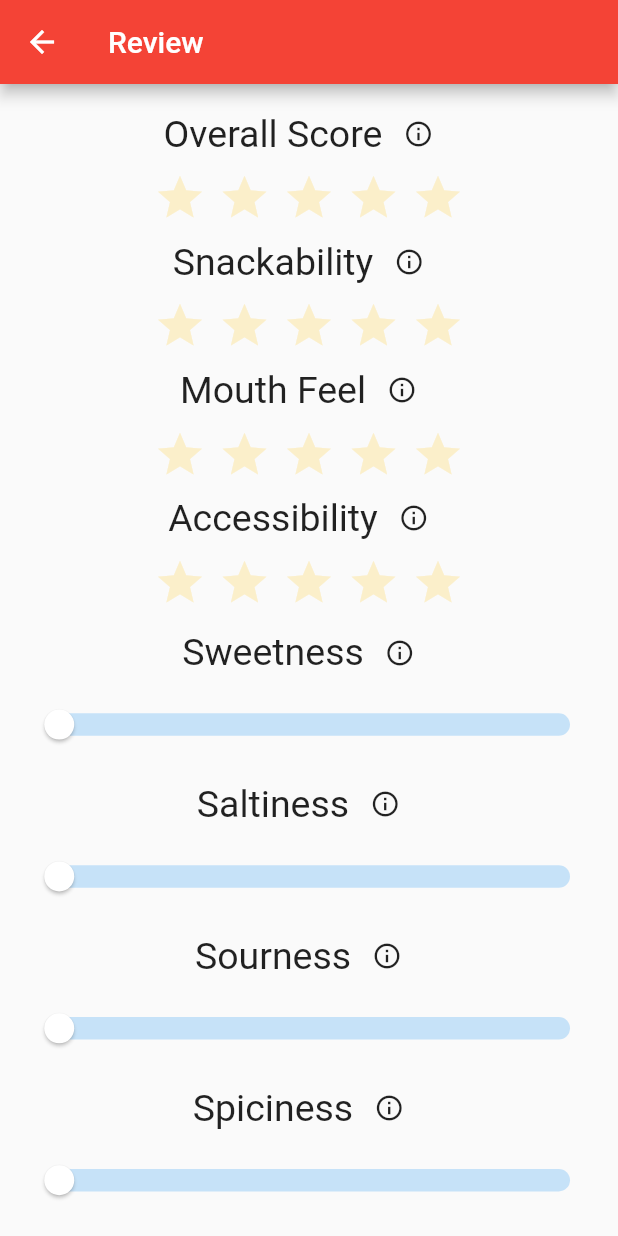
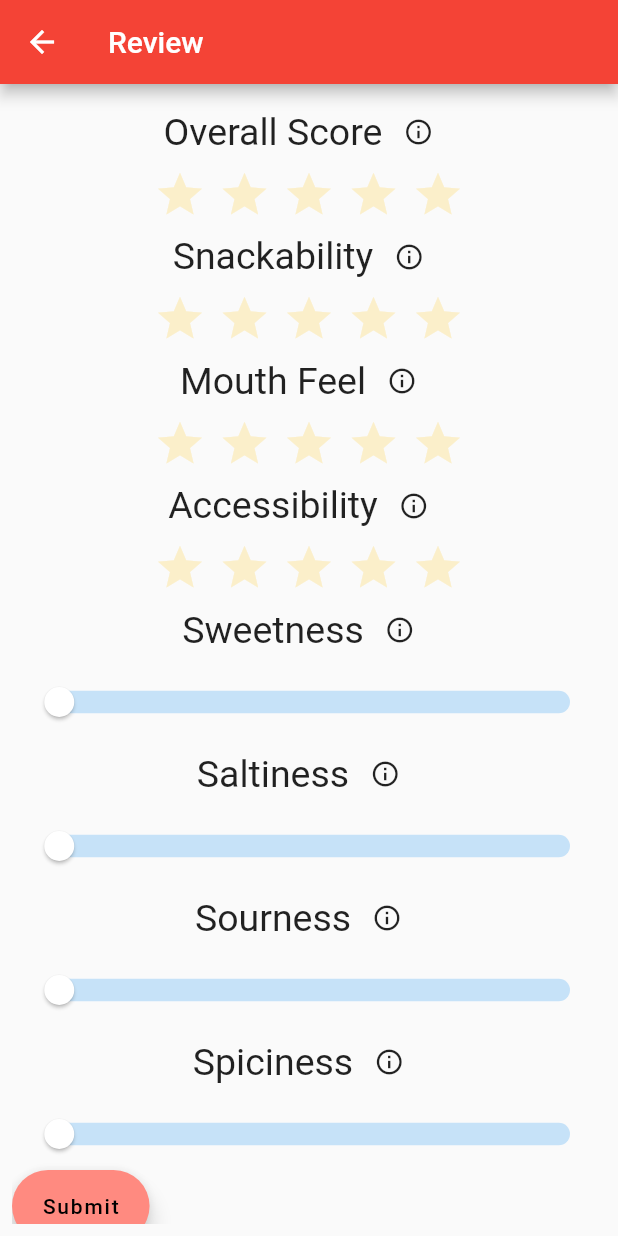
Before and after one commit to orifriesen/snax, a Flutter app: the UserReviewPage screen opened directly, on a phone screen of 412 x 824 dp. Run offline on Flutter 3.47's test engine with Material 2 defaults, Android fonts, the light colour scheme and no system bars; drawn by our look-alikes of flutter_rating_bar; our stand-ins replace cloud_firestore, cloud_functions, firebase_auth, firebase_core, firebase_storage, fluttertoast and 5 more; missing offline and left inert: dart:ffi, flappy_search_bar, number_display; accounts and stored records are empty.

Commit message:
Review page is better
you can now scroll so that the rows work on all devices. buttons look better; there is now a new 'submit' button on review page

```diff
--- a/snax/lib/homePage/specificSnack.dart
+++ b/snax/lib/homePage/specificSnack.dart
@@ -377,7 +377,7 @@ class ProductPage extends StatelessWidget {
                         Container(
                             padding: EdgeInsets.all(8),
                             child: Center(
-                                child: RaisedButton(
+                                child: FloatingActionButton.extended(
                               onPressed: () {
                                 Navigator.push(
                                     context,
@@ -385,7 +385,7 @@ class ProductPage extends StatelessWidget {
                                         builder: (context) =>
                                             UserReviewPage()));
                               },
-                              child: Text('Review This Snack'),
+                              label: Text('Review This Snack'),
                             ))),
                       ],
                     )
--- a/snax/lib/homePage/userReview.dart
+++ b/snax/lib/homePage/userReview.dart
@@ -1,5 +1,6 @@
 import 'package:flutter/material.dart';
 import 'package:flutter_rating_bar/flutter_rating_bar.dart';
+import 'package:snax/backend/backend.dart';
 
 class UserReviewPage extends StatefulWidget {
   @override
@@ -7,11 +8,10 @@ class UserReviewPage extends StatefulWidget {
 }
 
 class _UserReviewPageState extends State<UserReviewPage> {
-  double _rating = 1;
-  double _sliderRating = 1;
-  double testR;
+  SnackRating ratings = SnackRating(null, null, null, null, 0, 0, 0, 0);
+
   IconData _selectedIcon;
-  final double minValue = 1.0;
+  final double minValue = 0.0;
   final double maxValue = 5.0;
 
   @override
@@ -24,16 +24,10 @@ class _UserReviewPageState extends State<UserReviewPage> {
           ),
           body: Padding(
             padding: const EdgeInsets.all(8.0),
-            child: Directionality(
-              textDirection: TextDirection.ltr,
-              child: Container(
-                child: Column(
-                  crossAxisAlignment: CrossAxisAlignment.center,
-                  mainAxisAlignment: MainAxisAlignment.spaceEvenly,
+            child: ListView(
               children: <Widget>[
                 //* Overall Score
                 Container(
-                        height: 40,
                     child: Row(
                   mainAxisAlignment: MainAxisAlignment.center,
                   children: [
@@ -52,18 +46,22 @@ class _UserReviewPageState extends State<UserReviewPage> {
                     ),
                   ],
                 )),
+                Row(
+                  mainAxisAlignment: MainAxisAlignment.center,
+                  children: [
                     _overallScore(),
+                  ],
+                ),
 
-                    // _rating != null
+                // ratings.overall != null
                 //     ? Text(
-                    //         "Rating: $_rating",
+                //         "Rating: ${ratings.overall}",
                 //         style: TextStyle(fontWeight: FontWeight.bold),
                 //       )
                 //     : Container(),
 
                 //* Snackability
                 Container(
-                        height: 40,
                     child: Row(
                   mainAxisAlignment: MainAxisAlignment.center,
                   children: [
@@ -82,11 +80,15 @@ class _UserReviewPageState extends State<UserReviewPage> {
                     ),
                   ],
                 )),
+                Row(
+                  mainAxisAlignment: MainAxisAlignment.center,
+                  children: [
                     _snackability(),
+                  ],
+                ),
 
                 //* Mouthfeel
                 Container(
-                        height: 40,
                     child: Row(
                   mainAxisAlignment: MainAxisAlignment.center,
                   children: [
@@ -95,7 +97,7 @@ class _UserReviewPageState extends State<UserReviewPage> {
                       style: TextStyle(fontSize: 25),
                     ),
                     Tooltip(
-                              message: "Rate how this item feels",
+                      message: "Rate  the feeling of this item",
                       child: IconButton(
                         icon: Icon(Icons.info_outline),
                         iconSize: 20.0,
@@ -105,11 +107,15 @@ class _UserReviewPageState extends State<UserReviewPage> {
                     ),
                   ],
                 )),
+                Row(
+                  mainAxisAlignment: MainAxisAlignment.center,
+                  children: [
                     _mouthfeel(),
+                  ],
+                ),
 
                 //* Accessibility
                 Container(
-                        height: 40,
                     child: Row(
                   mainAxisAlignment: MainAxisAlignment.center,
                   children: [
@@ -128,7 +134,12 @@ class _UserReviewPageState extends State<UserReviewPage> {
                     ),
                   ],
                 )),
+                Row(
+                  mainAxisAlignment: MainAxisAlignment.center,
+                  children: [
                     _accessibility(),
+                  ],
+                ),
 
                 //* Sweetness
                 Container(
@@ -149,9 +160,19 @@ class _UserReviewPageState extends State<UserReviewPage> {
                 Container(
                   child: _spiciness(),
                 ),
+
+                //* Submit Button
+                Container(
+                  child: Row(
+                    children: [
+                      FloatingActionButton.extended(
+                        onPressed: () => {},
+                        label: Text("Submit"),
+                      ),
                     ],
                   ),
-              ),
+                )
+              ],
             ),
           ),
         ),
@@ -174,7 +195,7 @@ class _UserReviewPageState extends State<UserReviewPage> {
       ),
       onRatingUpdate: (rating) {
         setState(() {
-          _rating = rating;
+          ratings.overall = rating;
         });
       },
     );
@@ -195,7 +216,7 @@ class _UserReviewPageState extends State<UserReviewPage> {
       ),
       onRatingUpdate: (rating) {
         setState(() {
-          testR = rating;
+          ratings.snackability = rating;
         });
       },
     );
@@ -216,7 +237,7 @@ class _UserReviewPageState extends State<UserReviewPage> {
       ),
       onRatingUpdate: (rating) {
         setState(() {
-          testR = rating;
+          ratings.mouthfeel = rating;
         });
       },
     );
@@ -237,7 +258,7 @@ class _UserReviewPageState extends State<UserReviewPage> {
       ),
       onRatingUpdate: (rating) {
         setState(() {
-          testR = rating;
+          ratings.accessibility = rating;
         });
       },
     );
@@ -279,13 +300,13 @@ class _UserReviewPageState extends State<UserReviewPage> {
             ),
             child: Slider(
                 // divisions: 4,
-                label: _rating.ceil().toString(),
+                label: ratings.sweetness.ceil().toString(),
                 min: minValue,
                 max: maxValue,
-                value: _rating,
+                value: ratings.sweetness,
                 onChanged: (val) {
-                  print(_rating);
-                  setState(() => _rating = val);
+                  print(ratings.sweetness);
+                  setState(() => ratings.sweetness = val);
                 })),
       ],
     );
@@ -327,13 +348,13 @@ class _UserReviewPageState extends State<UserReviewPage> {
             ),
             child: Slider(
                 // divisions: 4,
-                label: _rating.ceil().toString(),
+                label: ratings.saltiness.ceil().toString(),
                 min: minValue,
                 max: maxValue,
-                value: _sliderRating,
+                value: ratings.saltiness,
                 onChanged: (val) {
-                  print(_rating);
-                  setState(() => _sliderRating = val);
+                  print(ratings.saltiness);
+                  setState(() => ratings.saltiness = val);
                 })),
       ],
     );
@@ -375,13 +396,13 @@ class _UserReviewPageState extends State<UserReviewPage> {
             ),
             child: Slider(
                 // divisions: 4,
-                label: _rating.ceil().toString(),
+                label: ratings.sourness.ceil().toString(),
                 min: minValue,
                 max: maxValue,
-                value: _sliderRating,
+                value: ratings.sourness,
                 onChanged: (val) {
-                  print(_rating);
-                  setState(() => _sliderRating = val);
+                  print(ratings.sourness);
+                  setState(() => ratings.sourness = val);
                 })),
       ],
     );
@@ -423,13 +444,13 @@ class _UserReviewPageState extends State<UserReviewPage> {
             ),
             child: Slider(
                 // divisions: 4,
-                label: _rating.ceil().toString(),
+                label: ratings.spicyness.ceil().toString(),
                 min: minValue,
                 max: maxValue,
-                value: _sliderRating,
+                value: ratings.spicyness,
                 onChanged: (val) {
-                  print(_rating);
-                  setState(() => _sliderRating = val);
+                  print(ratings.spicyness);
+                  setState(() => ratings.spicyness = val);
                 })),
       ],
     );
```
Lines whose indentation alone changed are shown as unchanged.
